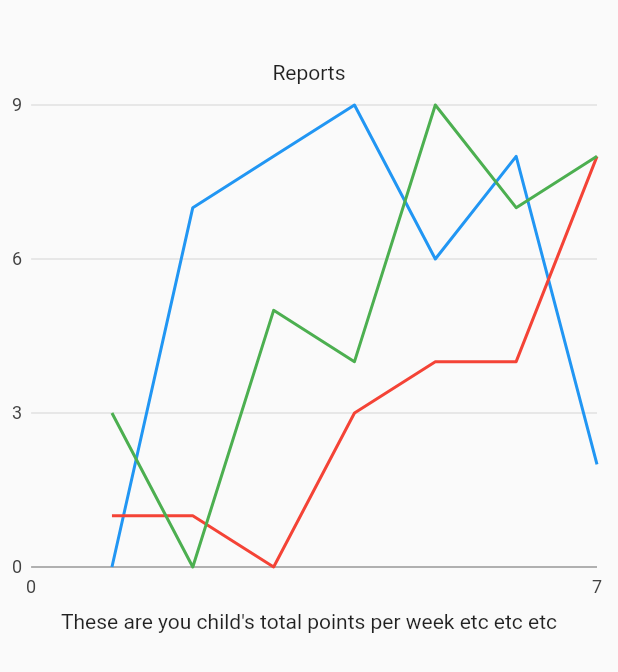
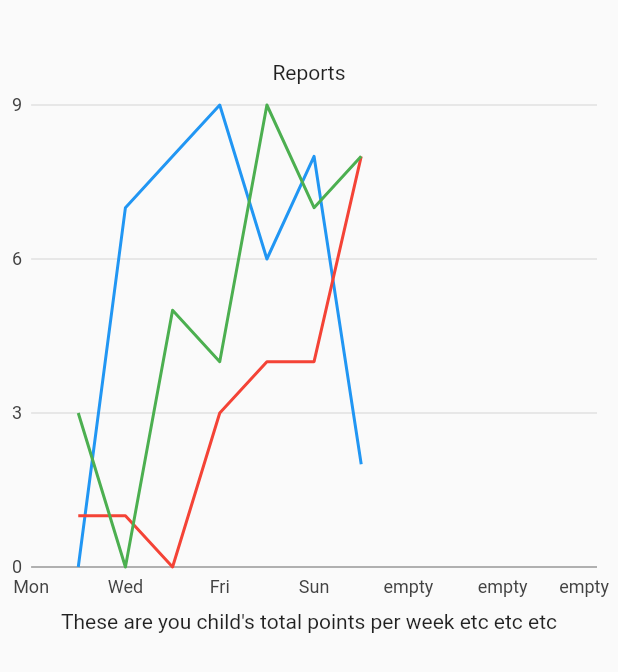
Before and after one commit to EdungDivinefavour/Grounded-V2.0, a Flutter app: the Reports screen opened directly with empty values, on a phone screen of 412 x 824 dp. Shown: the top 672 px of the screen. Run offline on Flutter 3.47's test engine with Material 2 defaults, Android fonts, the phone set to English and light mode, and no system bars; our stand-ins replace adaptive_dialog, charts_flutter, cloud_firestore, firebase_auth, firebase_core, firebase_database and 7 more; missing offline and left inert: cloud_firestore_web, dart_date, firebase_auth_web, firebase_core_web, firebase_database_web, firebase_messaging_web and 3 more; accounts and stored records are empty; project files that could hold a hidden picture were left out.

Commit message:
Built DailyDataPoints class and code for extracting points from list of grounded tasks

```diff
--- /dev/null
+++ b/lib/models/data_points/daily_data_point.dart
@@ -0,0 +1,6 @@
+class DailyDataPoint {
+  final int dayOfWeek; //This is for the day of the week 1 to 7
+  final int completedTasks;
+
+  DailyDataPoint({required this.dayOfWeek, required this.completedTasks});
+}
--- a/lib/models/grounded_task/grounded_task.dart
+++ b/lib/models/grounded_task/grounded_task.dart
@@ -1,9 +1,10 @@
+import 'package:dart_date/dart_date.dart';
 import 'package:grounded/constants/enums/english_type.dart';
 import 'package:grounded/constants/enums/math_type.dart';
 import 'package:grounded/constants/enums/question_category.dart';
+import 'package:grounded/utils/int_utils.dart';
 import 'package:grounded/models/managers/question_manager.dart';
 import 'package:grounded/models/question/question.dart';
-import 'package:grounded/models/weekly_assignment_data.dart';
 import 'package:json_annotation/json_annotation.dart';
 import 'package:uuid/uuid.dart';
 
@@ -22,14 +23,19 @@ class GroundedTask {
   final EnglishType? englishTypeToCreate;
   List<Question> questions;
 
-  int get completedQuestions =>
-      questions.where((x) => x.hasBeenAnswered).toList().length;
+  List<Question> get completedQuestions =>
+      questions.where((x) => x.hasBeenAnswered).toList();
 
-  Question get lastCompletedQuestion =>
-      questions.lastWhere((x) => x.completedTimestap != null);
+  int get totalPointsGotten => completedQuestions.length * 10;
+  int get completedPercentage =>
+      (completedQuestions.length ~/ questions.length) * 100;
 
-  int get completedPercentage => completedQuestions ~/ questions.length;
-  int get totalPointsGotten => completedQuestions * 10;
+  bool get hasBeenCompleted => completedQuestions.length == questions.length;
+  int? get completionTimestamp => completedQuestions.last.completedTimestap;
+
+  bool get wasCompletedThisWeek => completionTimestamp == null
+      ? false
+      : completionTimestamp?.toDateTime.getWeek == DateTime.now().getWeek;
 
   GroundedTask({
     required this.id,
@@ -74,15 +80,16 @@ class GroundedTask {
     return task;
   }
 
-  WeeklyAssignmentData? toWeeklyAssignmentData() {
-    if (lastCompletedQuestion.completedTimestap == null) return null;
+  bool wasCompletedOnDay(DateTime dateTime) {
+    if (completionTimestamp == null) return false;
 
-    return WeeklyAssignmentData(
-      dayOfWeek: DateTime.fromMillisecondsSinceEpoch(
-              lastCompletedQuestion.completedTimestap!)
-          .weekday,
-      count: completedQuestions,
-    );
+    if (completionTimestamp!.toDateTime.year != dateTime.year) {
+      return false;
+    } else if (completionTimestamp!.toDateTime.month != dateTime.month) {
+      return false;
+    } else {
+      return completionTimestamp!.toDateTime.day == dateTime.day;
+    }
   }
 
   factory GroundedTask.fromJson(Map<String, dynamic> json) =>
--- /dev/null
+++ b/lib/models/managers/grounded_task_manager.dart
@@ -0,0 +1,39 @@
+import 'package:grounded/models/data_points/daily_data_point.dart';
+import 'package:grounded/models/grounded_task/grounded_task.dart';
+
+class GroundedTaskManager {
+  GroundedTaskManager._();
+  static final GroundedTaskManager _instance = GroundedTaskManager._();
+  static GroundedTaskManager get instance => _instance;
+
+  List<DailyDataPoint> getDailyDataPointsThisWeek(List<GroundedTask> tasks) {
+    final List<DailyDataPoint> dailyDataPoints = [];
+
+    for (final day in daysInThisWeek) {
+      final tasksCompletedOnDay = tasks
+          .where((task) => task.wasCompletedThisWeek)
+          .where((x) => x.wasCompletedOnDay(day))
+          .length;
+
+      if (tasksCompletedOnDay == 0) {
+        dailyDataPoints
+            .add(DailyDataPoint(dayOfWeek: day.weekday, completedTasks: 0));
+      } else {
+        dailyDataPoints.add(DailyDataPoint(
+            dayOfWeek: day.weekday, completedTasks: tasksCompletedOnDay));
+      }
+    }
+    return dailyDataPoints;
+  }
+
+  List<DateTime> get daysInThisWeek {
+    List<DateTime> daysInWeek = [];
+    final now = DateTime.now();
+
+    for (int i = 0; i < 7; i++) {
+      daysInWeek.add(DateTime(now.year, now.month, now.day + i));
+    }
+
+    return daysInWeek;
+  }
+}
--- a/lib/models/weekly_assignment_data.dart
+++ /dev/null
@@ -1,6 +0,0 @@
-class WeeklyAssignmentData {
-  final int dayOfWeek; //This is for the day of the week 1 to 7
-  final int count;
-
-  WeeklyAssignmentData({required this.dayOfWeek, required this.count});
-}
--- a/lib/screens/parent/reports.dart
+++ b/lib/screens/parent/reports.dart
@@ -1,14 +1,13 @@
 import 'dart:math';
-
-import 'package:charts_flutter/flutter.dart' as charts;
+import 'package:charts_flutter/flutter.dart';
 import 'package:flutter/material.dart';
 import 'package:grounded/components/custom_scaffold.dart';
 import 'package:grounded/models/grounded_user/parent/parent.dart';
-import 'package:grounded/models/weekly_assignment_data.dart';
+import 'package:grounded/models/data_points/daily_data_point.dart';
 
 class Reports extends StatelessWidget {
   final Parent parent;
-  const Reports({required this.parent});
+  Reports({required this.parent});
 
   @override
   Widget build(BuildContext context) {
@@ -19,68 +18,95 @@ class Reports extends StatelessWidget {
         Text("Reports"),
         SizedBox(
           height: 350,
-          child: charts.LineChart(_chartData, animate: true),
+          child: LineChart(
+            _chartData,
+            domainAxis: NumericAxisSpec(
+              tickProviderSpec:
+                  BasicNumericTickProviderSpec(desiredTickCount: 7),
+              tickFormatterSpec: customTickFormatter,
+            ),
+          ),
         ),
         Text("These are you child's total points per week etc etc etc"),
       ],
     ));
   }
 
-  List<charts.Series<WeeklyAssignmentData, int>> get _chartData {
+  List<Series<DailyDataPoint, int>> get _chartData {
     final random = Random();
 
     final data = [
-      WeeklyAssignmentData(dayOfWeek: 1, count: random.nextInt(10)),
-      WeeklyAssignmentData(dayOfWeek: 2, count: random.nextInt(10)),
-      WeeklyAssignmentData(dayOfWeek: 3, count: random.nextInt(10)),
-      WeeklyAssignmentData(dayOfWeek: 4, count: random.nextInt(10)),
-      WeeklyAssignmentData(dayOfWeek: 5, count: random.nextInt(10)),
-      WeeklyAssignmentData(dayOfWeek: 6, count: random.nextInt(10)),
-      WeeklyAssignmentData(dayOfWeek: 7, count: random.nextInt(10)),
+      DailyDataPoint(dayOfWeek: 1, completedTasks: random.nextInt(10)),
+      DailyDataPoint(dayOfWeek: 2, completedTasks: random.nextInt(10)),
+      DailyDataPoint(dayOfWeek: 3, completedTasks: random.nextInt(10)),
+      DailyDataPoint(dayOfWeek: 4, completedTasks: random.nextInt(10)),
+      DailyDataPoint(dayOfWeek: 5, completedTasks: random.nextInt(10)),
+      DailyDataPoint(dayOfWeek: 6, completedTasks: random.nextInt(10)),
+      DailyDataPoint(dayOfWeek: 7, completedTasks: random.nextInt(10)),
     ];
 
     final data2 = [
-      WeeklyAssignmentData(dayOfWeek: 1, count: random.nextInt(10)),
-      WeeklyAssignmentData(dayOfWeek: 2, count: random.nextInt(10)),
-      WeeklyAssignmentData(dayOfWeek: 3, count: random.nextInt(10)),
-      WeeklyAssignmentData(dayOfWeek: 4, count: random.nextInt(10)),
-      WeeklyAssignmentData(dayOfWeek: 5, count: random.nextInt(10)),
-      WeeklyAssignmentData(dayOfWeek: 6, count: random.nextInt(10)),
-      WeeklyAssignmentData(dayOfWeek: 7, count: random.nextInt(10)),
+      DailyDataPoint(dayOfWeek: 1, completedTasks: random.nextInt(10)),
+      DailyDataPoint(dayOfWeek: 2, completedTasks: random.nextInt(10)),
+      DailyDataPoint(dayOfWeek: 3, completedTasks: random.nextInt(10)),
+      DailyDataPoint(dayOfWeek: 4, completedTasks: random.nextInt(10)),
+      DailyDataPoint(dayOfWeek: 5, completedTasks: random.nextInt(10)),
+      DailyDataPoint(dayOfWeek: 6, completedTasks: random.nextInt(10)),
+      DailyDataPoint(dayOfWeek: 7, completedTasks: random.nextInt(10)),
     ];
 
     final data3 = [
-      WeeklyAssignmentData(dayOfWeek: 1, count: random.nextInt(10)),
-      WeeklyAssignmentData(dayOfWeek: 2, count: random.nextInt(10)),
-      WeeklyAssignmentData(dayOfWeek: 3, count: random.nextInt(10)),
-      WeeklyAssignmentData(dayOfWeek: 4, count: random.nextInt(10)),
-      WeeklyAssignmentData(dayOfWeek: 5, count: random.nextInt(10)),
-      WeeklyAssignmentData(dayOfWeek: 6, count: random.nextInt(10)),
-      WeeklyAssignmentData(dayOfWeek: 7, count: random.nextInt(10)),
+      DailyDataPoint(dayOfWeek: 1, completedTasks: random.nextInt(10)),
+      DailyDataPoint(dayOfWeek: 2, completedTasks: random.nextInt(10)),
+      DailyDataPoint(dayOfWeek: 3, completedTasks: random.nextInt(10)),
+      DailyDataPoint(dayOfWeek: 4, completedTasks: random.nextInt(10)),
+      DailyDataPoint(dayOfWeek: 5, completedTasks: random.nextInt(10)),
+      DailyDataPoint(dayOfWeek: 6, completedTasks: random.nextInt(10)),
+      DailyDataPoint(dayOfWeek: 7, completedTasks: random.nextInt(10)),
     ];
 
     return [
-      charts.Series<WeeklyAssignmentData, int>(
+      Series<DailyDataPoint, int>(
         id: 'Sales',
-        colorFn: (_, __) => charts.MaterialPalette.blue.shadeDefault,
-        domainFn: (WeeklyAssignmentData assignment, _) => assignment.dayOfWeek,
-        measureFn: (WeeklyAssignmentData assignment, _) => assignment.count,
+        colorFn: (_, __) => MaterialPalette.blue.shadeDefault,
+        domainFn: (DailyDataPoint assignment, _) => assignment.dayOfWeek,
+        measureFn: (DailyDataPoint assignment, _) => assignment.completedTasks,
         data: data,
       ),
-      charts.Series<WeeklyAssignmentData, int>(
+      Series<DailyDataPoint, int>(
         id: 'Sales',
-        colorFn: (_, __) => charts.MaterialPalette.red.shadeDefault,
-        domainFn: (WeeklyAssignmentData assignment, _) => assignment.dayOfWeek,
-        measureFn: (WeeklyAssignmentData assignment, _) => assignment.count,
+        colorFn: (_, __) => MaterialPalette.red.shadeDefault,
+        domainFn: (DailyDataPoint assignment, _) => assignment.dayOfWeek,
+        measureFn: (DailyDataPoint assignment, _) => assignment.completedTasks,
         data: data2,
       ),
-      charts.Series<WeeklyAssignmentData, int>(
+      Series<DailyDataPoint, int>(
         id: 'Sales',
-        colorFn: (_, __) => charts.MaterialPalette.green.shadeDefault,
-        domainFn: (WeeklyAssignmentData assignment, _) => assignment.dayOfWeek,
-        measureFn: (WeeklyAssignmentData assignment, _) => assignment.count,
+        colorFn: (_, __) => MaterialPalette.green.shadeDefault,
+        domainFn: (DailyDataPoint assignment, _) => assignment.dayOfWeek,
+        measureFn: (DailyDataPoint assignment, _) => assignment.completedTasks,
         data: data3,
       )
     ];
   }
+
+  final customTickFormatter = BasicNumericTickFormatterSpec((num? value) {
+    if (value == 0) {
+      return "Mon";
+    } else if (value == 1) {
+      return "Tue";
+    } else if (value == 2) {
+      return "Wed";
+    } else if (value == 3) {
+      return "Thr";
+    } else if (value == 4) {
+      return "Fri";
+    } else if (value == 5) {
+      return "Sat";
+    } else if (value == 6) {
+      return "Sun";
+    }
+
+    return "empty";
+  });
 }
--- /dev/null
+++ b/lib/utils/int_utils.dart
@@ -0,0 +1,5 @@
+extension IntExtensions on int {
+  DateTime get toDateTime {
+    return DateTime.fromMillisecondsSinceEpoch(this);
+  }
+}
--- a/pubspec.yaml
+++ b/pubspec.yaml
@@ -25,6 +25,7 @@ dependencies:
   image_picker: 0.8.4+5
   charts_flutter: 0.12.0
   url_launcher: 6.0.12
+  dart_date: 1.1.1
 
 dev_dependencies:
   flutter_test:
```
Also changed, not shown: pubspec.lock, 2 other files.
